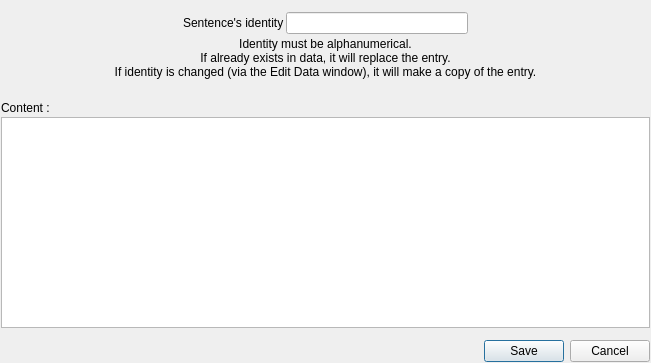
First picture: the form in ui/SentenceSelectedEditDialog.ui, repository AmirHammouteneEI/ScheduledPasteAndKeys, before the edit.
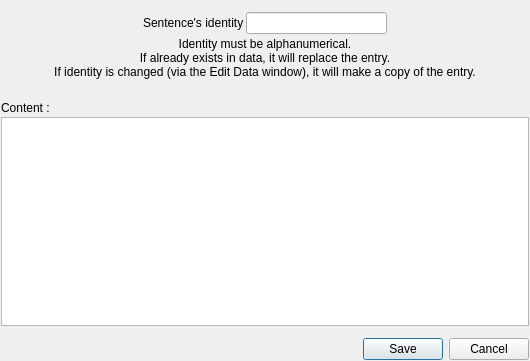
Second picture: the form after the edit.

```diff
--- a/ui/SentenceSelectedEditDialog.ui
+++ b/ui/SentenceSelectedEditDialog.ui
@@ -9,8 +9,8 @@
    <rect>
     <x>0</x>
     <y>0</y>
-    <width>651</width>
-    <height>363</height>
+    <width>530</width>
+    <height>361</height>
    </rect>
   </property>
   <property name="windowTitle">
```
Left out of the diff: 24 changed lines with no effect on the pictures.
